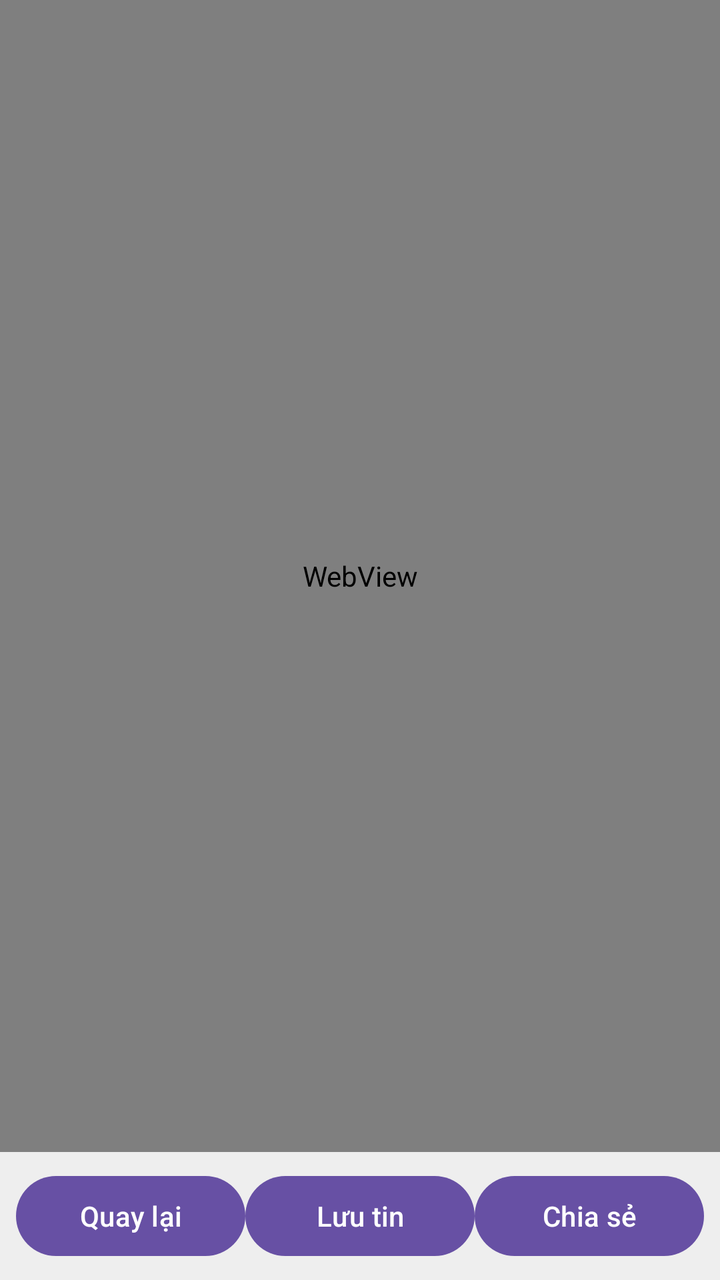
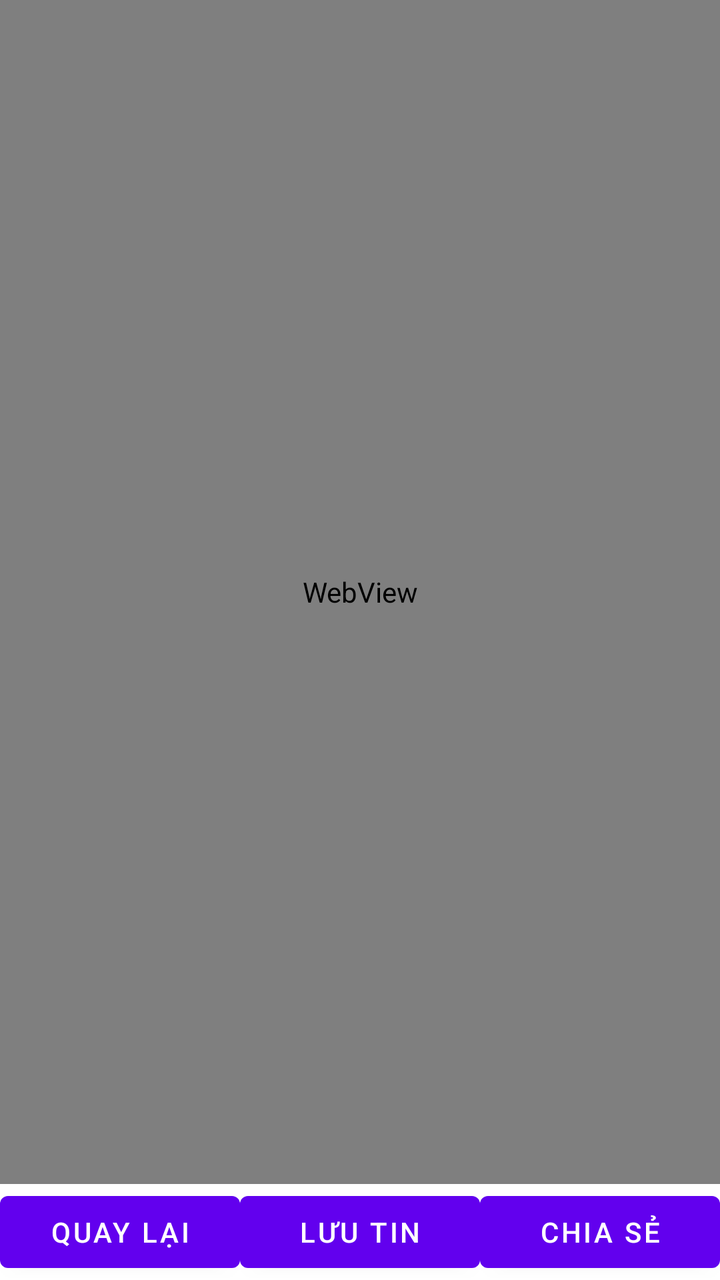

An Android layout rendered at two revisions. The XML below is the earlier revision; the diff shows what the commit changed to produce the second picture.
<!-- AndroidManifest.xml: application theme Theme.RssReaderApp -->
<!-- res/layout/activity_detail.xml -->
<?xml version="1.0" encoding="utf-8"?>
<LinearLayout xmlns:android="http://schemas.android.com/apk/res/android"
    android:layout_width="match_parent"
    android:layout_height="match_parent"
    android:orientation="vertical">

    
    <WebView
        android:id="@+id/webView"
        android:layout_width="match_parent"
        android:layout_height="0dp"
        android:layout_weight="1" />

    
    <LinearLayout
        android:layout_width="match_parent"
        android:layout_height="wrap_content"
        android:orientation="horizontal"
        android:background="#EEEEEE"
        android:padding="8dp">

        <Button
            android:id="@+id/btnBack"
            android:layout_width="0dp"
            android:layout_height="wrap_content"
            android:layout_weight="1"
            android:text="Quay lại" />

        <Button
            android:id="@+id/btnSave"
            android:layout_width="0dp"
            android:layout_height="wrap_content"
            android:layout_weight="1"
            android:text="Lưu tin" />

        <Button
            android:id="@+id/btnShare"
            android:layout_width="0dp"
            android:layout_height="wrap_content"
            android:layout_weight="1"
            android:text="Chia sẻ" />
    </LinearLayout>
</LinearLayout>
<!-- resources referenced by this layout -->
<resources>
  <style name="Theme.RssReaderApp" parent="Base.Theme.RssReaderApp" />
  <style name="Base.Theme.RssReaderApp" parent="Theme.Material3.DayNight.NoActionBar">
          
          
      </style>
</resources>

<!-- the commit's change to res/layout/activity_detail.xml (unified diff, before → after) -->
@@ -2,7 +2,8 @@
 <LinearLayout xmlns:android="http://schemas.android.com/apk/res/android"
     android:layout_width="match_parent"
     android:layout_height="match_parent"
-    android:orientation="vertical">
+    android:orientation="vertical"
+    android:fitsSystemWindows="true"> 
 
     
     <WebView
@@ -15,29 +16,28 @@
     <LinearLayout
         android:layout_width="match_parent"
         android:layout_height="wrap_content"
-        android:orientation="horizontal"
-        android:background="#EEEEEE"
-        android:padding="8dp">
+        android:orientation="horizontal">
 
         <Button
             android:id="@+id/btnBack"
             android:layout_width="0dp"
             android:layout_height="wrap_content"
             android:layout_weight="1"
-            android:text="Quay lại" />
+            android:text="QUAY LẠI" />
 
         <Button
             android:id="@+id/btnSave"
             android:layout_width="0dp"
             android:layout_height="wrap_content"
             android:layout_weight="1"
-            android:text="Lưu tin" />
+            android:text="LƯU TIN" />
 
         <Button
             android:id="@+id/btnShare"
             android:layout_width="0dp"
             android:layout_height="wrap_content"
             android:layout_weight="1"
-            android:text="Chia sẻ" />
+            android:text="CHIA SẺ" />
     </LinearLayout>
+
 </LinearLayout>
<!-- resource entries referenced after the edit -->
@@ -1,9 +1,5 @@
 <!-- resources referenced by this layout -->
 <resources>
-  <style name="Theme.RssReaderApp" parent="Base.Theme.RssReaderApp" />
-  <style name="Base.Theme.RssReaderApp" parent="Theme.Material3.DayNight.NoActionBar">
-          
-          
-      </style>
+  <style name="Theme.RssReaderApp" parent="Theme.MaterialComponents.DayNight.NoActionBar" />
 </resources>
 
